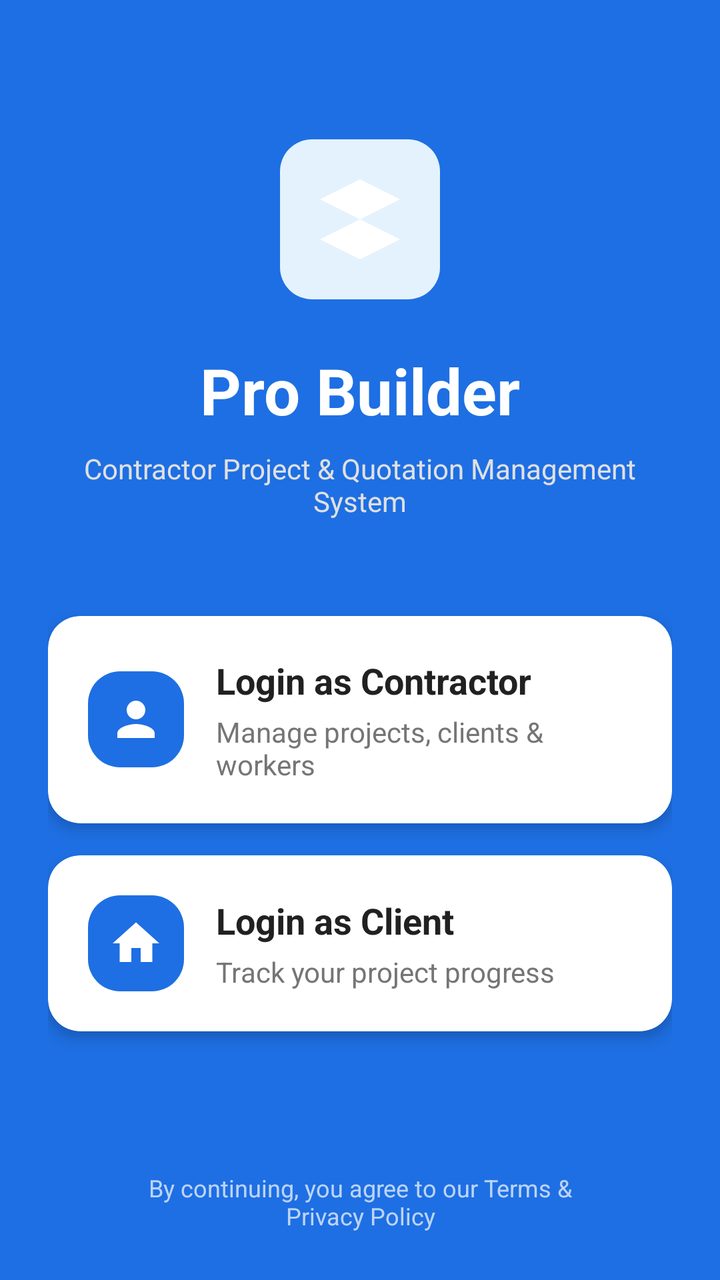
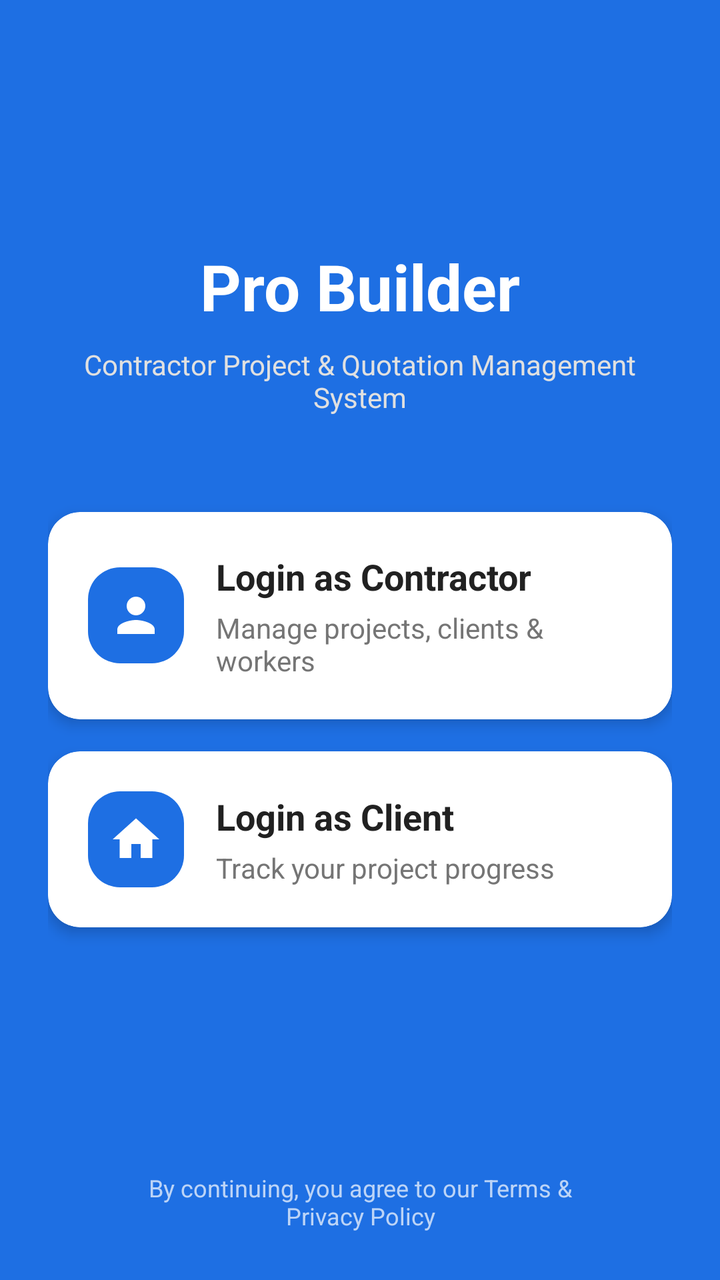

Compare the two renders of this Android layout. The source of the first and the diff that turns it into the second are given below.
<!-- AndroidManifest.xml: application theme Theme.ProBuilder -->
<!-- res/layout/activity_role_selection.xml -->
<?xml version="1.0" encoding="utf-8"?>
<LinearLayout xmlns:android="http://schemas.android.com/apk/res/android"
    xmlns:app="http://schemas.android.com/apk/res-auto"
    android:layout_width="match_parent"
    android:layout_height="match_parent"
    android:background="#1E6FE3"
    android:gravity="center_horizontal"
    android:orientation="vertical"
    android:padding="24dp">

    
    <Space
        android:layout_width="match_parent"
        android:layout_height="0dp"
        android:layout_weight="1" />

    
    <ImageView
        android:layout_width="80dp"
        android:layout_height="80dp"
        android:layout_marginBottom="24dp"
        android:background="@drawable/rounded_square_bg_light_blue"
        android:padding="16dp"
        android:src="@drawable/ic_probuilder_logo"
        app:tint="#FFFFFF" />

    
    <TextView
        android:layout_width="wrap_content"
        android:layout_height="wrap_content"
        android:layout_marginBottom="8dp"
        android:text="Pro Builder"
        android:textColor="@android:color/white"
        android:textSize="32sp"
        android:textStyle="bold" />

    
    <TextView
        android:layout_width="wrap_content"
        android:layout_height="wrap_content"
        android:layout_marginBottom="48dp"
        android:gravity="center"
        android:text="Contractor Project &amp; Quotation Management System"
        android:textColor="#E0E0E0"
        android:textSize="14sp" />

    
    <com.google.android.material.card.MaterialCardView
        android:id="@+id/cardContractor"
        android:layout_width="match_parent"
        android:layout_height="wrap_content"
        android:clickable="true"
        android:focusable="true"
        app:cardBackgroundColor="@android:color/white"
        app:cardCornerRadius="16dp"
        app:cardElevation="4dp">

        <LinearLayout
            android:layout_width="match_parent"
            android:layout_height="wrap_content"
            android:gravity="center_vertical"
            android:orientation="horizontal"
            android:padding="20dp">

            <ImageView
                android:layout_width="48dp"
                android:layout_height="48dp"
                android:background="@drawable/rounded_square_bg_blue"
                android:padding="10dp"
                android:layout_marginEnd="16dp"
                android:src="@drawable/ic_person"
                app:tint="#FFFFFF" />

            <LinearLayout
                android:layout_width="0dp"
                android:layout_height="wrap_content"
                android:layout_weight="1"
                android:orientation="vertical">

                <TextView
                    android:layout_width="wrap_content"
                    android:layout_height="wrap_content"
                    android:text="Login as Contractor"
                    android:textColor="#212121"
                    android:textSize="18sp"
                    android:textStyle="bold" />

                <TextView
                    android:layout_width="wrap_content"
                    android:layout_height="wrap_content"
                    android:layout_marginTop="4dp"
                    android:text="Manage projects, clients &amp; workers"
                    android:textColor="#757575"
                    android:textSize="14sp" />
            </LinearLayout>
        </LinearLayout>
    </com.google.android.material.card.MaterialCardView>

    
    <Space
        android:layout_width="match_parent"
        android:layout_height="16dp" />

    
    <com.google.android.material.card.MaterialCardView
        android:id="@+id/cardClient"
        android:layout_width="match_parent"
        android:layout_height="wrap_content"
        android:clickable="true"
        android:focusable="true"
        app:cardBackgroundColor="@android:color/white"
        app:cardCornerRadius="16dp"
        app:cardElevation="4dp">

        <LinearLayout
            android:layout_width="match_parent"
            android:layout_height="wrap_content"
            android:gravity="center_vertical"
            android:orientation="horizontal"
            android:padding="20dp">

            <ImageView
                android:layout_width="48dp"
                android:layout_height="48dp"
                android:background="@drawable/rounded_square_bg_blue"
                android:padding="10dp"
                android:layout_marginEnd="16dp"
                android:src="@drawable/ic_home"
                app:tint="#FFFFFF" />

            <LinearLayout
                android:layout_width="0dp"
                android:layout_height="wrap_content"
                android:layout_weight="1"
                android:orientation="vertical">

                <TextView
                    android:layout_width="wrap_content"
                    android:layout_height="wrap_content"
                    android:text="Login as Client"
                    android:textColor="#212121"
                    android:textSize="18sp"
                    android:textStyle="bold" />

                <TextView
                    android:layout_width="wrap_content"
                    android:layout_height="wrap_content"
                    android:layout_marginTop="4dp"
                    android:text="Track your project progress"
                    android:textColor="#757575"
                    android:textSize="14sp" />
            </LinearLayout>
        </LinearLayout>
    </com.google.android.material.card.MaterialCardView>

    
    <Space
        android:layout_width="match_parent"
        android:layout_height="0dp"
        android:layout_weight="1" />

    
    <TextView
        android:layout_width="wrap_content"
        android:layout_height="wrap_content"
        android:layout_marginTop="24dp"
        android:gravity="center"
        android:text="By continuing, you agree to our Terms &amp;\nPrivacy Policy"
        android:textColor="#B3FFFFFF"
        android:textSize="12sp" />

</LinearLayout>
<!-- resources referenced by this layout -->
<resources>
  <!-- drawable ic_home (drawable) -->
  <?xml version="1.0" encoding="utf-8"?>
  <vector xmlns:android="http://schemas.android.com/apk/res/android"
      android:width="24dp"
      android:height="24dp"
      android:viewportWidth="24"
      android:viewportHeight="24">
      <path
          android:fillColor="#757575"
          android:pathData="M10,20v-6h4v6h5v-8h3L12,3L2,12h3v8z" />
  </vector>
  <!-- drawable ic_person (drawable) -->
  <?xml version="1.0" encoding="utf-8"?>
  <vector xmlns:android="http://schemas.android.com/apk/res/android"
      android:width="24dp"
      android:height="24dp"
      android:viewportWidth="24"
      android:viewportHeight="24">
      <path
          android:fillColor="#90A4AE"
          android:pathData="M12,12c2.21,0 4,-1.79 4,-4s-1.79,-4 -4,-4 -4,1.79 -4,4 1.79,4 4,4zM12,14c-2.67,0 -8,1.34 -8,4v2h16v-2c0,-2.66 -5.33,-4 -8,-4z" />
  </vector>
  <!-- drawable ic_probuilder_logo (drawable) -->
  <?xml version="1.0" encoding="utf-8"?>
  <vector xmlns:android="http://schemas.android.com/apk/res/android"
      android:width="24dp"
      android:height="24dp"
      android:viewportWidth="24"
      android:viewportHeight="24">
      <path
          android:fillColor="#FFFFFF"
          android:pathData="M12,2L2,7l10,5l10,-5L12,2zM2,17l10,5l10,-5l-10,-5L2,17zM12,14.47l-8,-4l8,4l8,-4l-8,4z" />
  </vector>
  <!-- drawable rounded_square_bg_blue (drawable) -->
  <?xml version="1.0" encoding="utf-8"?>
  <shape xmlns:android="http://schemas.android.com/apk/res/android"
      android:shape="rectangle">
      <solid android:color="#1E6FE3" />
      <corners android:radius="16dp" />
  </shape>
  <!-- drawable rounded_square_bg_light_blue (drawable) -->
  <?xml version="1.0" encoding="utf-8"?>
  <shape xmlns:android="http://schemas.android.com/apk/res/android"
      android:shape="rectangle">
      <solid android:color="#E3F2FD" />
      <corners android:radius="16dp" />
  </shape>
  <style name="Theme.ProBuilder" parent="Theme.MaterialComponents.Light.NoActionBar">
          
          <item name="colorPrimary">@color/colorPrimary</item>
          <item name="colorPrimaryVariant">@color/colorPrimaryDark</item>
          <item name="colorOnPrimary">@color/white</item>
          
          <item name="colorSecondary">@color/colorAccent</item>
          <item name="colorSecondaryVariant">@color/colorAccent</item>
          <item name="colorOnSecondary">@color/white</item>
          
          <item name="android:statusBarColor">?attr/colorPrimaryVariant</item>
      </style>
  <color name="colorPrimary">#6200EE</color>
  <color name="colorPrimaryDark">#3700B3</color>
  <color name="white">#FFFFFF</color>
  <color name="colorAccent">#03DAC5</color>
</resources>

<!-- the commit's change to res/layout/activity_role_selection.xml (unified diff, before → after) -->
@@ -15,21 +15,13 @@
         android:layout_weight="1" />
 
     
-    <ImageView
-        android:layout_width="80dp"
-        android:layout_height="80dp"
-        android:layout_marginBottom="24dp"
-        android:background="@drawable/rounded_square_bg_light_blue"
-        android:padding="16dp"
-        android:src="@drawable/ic_probuilder_logo"
-        app:tint="#FFFFFF" />
 
     
     <TextView
         android:layout_width="wrap_content"
         android:layout_height="wrap_content"
         android:layout_marginBottom="8dp"
-        android:text="Pro Builder"
+        android:text="@string/app_name_display"
         android:textColor="@android:color/white"
         android:textSize="32sp"
         android:textStyle="bold" />
@@ -40,7 +32,7 @@
         android:layout_height="wrap_content"
         android:layout_marginBottom="48dp"
         android:gravity="center"
-        android:text="Contractor Project &amp; Quotation Management System"
+        android:text="@string/app_tagline"
         android:textColor="#E0E0E0"
         android:textSize="14sp" />
 
@@ -69,6 +61,7 @@
                 android:padding="10dp"
                 android:layout_marginEnd="16dp"
                 android:src="@drawable/ic_person"
+                android:contentDescription="@string/desc_icon_contractor"
                 app:tint="#FFFFFF" />
 
             <LinearLayout
@@ -80,7 +73,7 @@
                 <TextView
                     android:layout_width="wrap_content"
                     android:layout_height="wrap_content"
-                    android:text="Login as Contractor"
+                    android:text="@string/login_contractor"
                     android:textColor="#212121"
                     android:textSize="18sp"
                     android:textStyle="bold" />
@@ -89,7 +82,7 @@
                     android:layout_width="wrap_content"
                     android:layout_height="wrap_content"
                     android:layout_marginTop="4dp"
-                    android:text="Manage projects, clients &amp; workers"
+                    android:text="@string/desc_contractor"
                     android:textColor="#757575"
                     android:textSize="14sp" />
             </LinearLayout>
@@ -126,6 +119,7 @@
                 android:padding="10dp"
                 android:layout_marginEnd="16dp"
                 android:src="@drawable/ic_home"
+                android:contentDescription="@string/desc_icon_client"
                 app:tint="#FFFFFF" />
 
             <LinearLayout
@@ -137,7 +131,7 @@
                 <TextView
                     android:layout_width="wrap_content"
                     android:layout_height="wrap_content"
-                    android:text="Login as Client"
+                    android:text="@string/login_client"
                     android:textColor="#212121"
                     android:textSize="18sp"
                     android:textStyle="bold" />
@@ -146,7 +140,7 @@
                     android:layout_width="wrap_content"
                     android:layout_height="wrap_content"
                     android:layout_marginTop="4dp"
-                    android:text="Track your project progress"
+                    android:text="@string/desc_client"
                     android:textColor="#757575"
                     android:textSize="14sp" />
             </LinearLayout>
@@ -165,7 +159,7 @@
         android:layout_height="wrap_content"
         android:layout_marginTop="24dp"
         android:gravity="center"
-        android:text="By continuing, you agree to our Terms &amp;\nPrivacy Policy"
+        android:text="@string/terms_privacy"
         android:textColor="#B3FFFFFF"
         android:textSize="12sp" />
 
<!-- resource entries referenced after the edit -->
@@ -12,26 +12,14 @@
           android:pathData="M10,20v-6h4v6h5v-8h3L12,3L2,12h3v8z" />
   </vector>
   <!-- drawable ic_person (drawable) -->
-  <?xml version="1.0" encoding="utf-8"?>
   <vector xmlns:android="http://schemas.android.com/apk/res/android"
       android:width="24dp"
       android:height="24dp"
       android:viewportWidth="24"
       android:viewportHeight="24">
       <path
-          android:fillColor="#90A4AE"
-          android:pathData="M12,12c2.21,0 4,-1.79 4,-4s-1.79,-4 -4,-4 -4,1.79 -4,4 1.79,4 4,4zM12,14c-2.67,0 -8,1.34 -8,4v2h16v-2c0,-2.66 -5.33,-4 -8,-4z" />
-  </vector>
-  <!-- drawable ic_probuilder_logo (drawable) -->
-  <?xml version="1.0" encoding="utf-8"?>
-  <vector xmlns:android="http://schemas.android.com/apk/res/android"
-      android:width="24dp"
-      android:height="24dp"
-      android:viewportWidth="24"
-      android:viewportHeight="24">
-      <path
-          android:fillColor="#FFFFFF"
-          android:pathData="M12,2L2,7l10,5l10,-5L12,2zM2,17l10,5l10,-5l-10,-5L2,17zM12,14.47l-8,-4l8,4l8,-4l-8,4z" />
+          android:fillColor="#FF000000"
+          android:pathData="M12,12c2.21,0 4,-1.79 4,-4s-1.79,-4 -4,-4 -4,1.79 -4,4 1.79,4 4,4zM12,14c-2.67,0 -8,1.34 -8,4v2h16v-2c0,-2.66 -5.33,-4 -8,-4z"/>
   </vector>
   <!-- drawable rounded_square_bg_blue (drawable) -->
   <?xml version="1.0" encoding="utf-8"?>
@@ -40,13 +28,15 @@
       <solid android:color="#1E6FE3" />
       <corners android:radius="16dp" />
   </shape>
-  <!-- drawable rounded_square_bg_light_blue (drawable) -->
-  <?xml version="1.0" encoding="utf-8"?>
-  <shape xmlns:android="http://schemas.android.com/apk/res/android"
-      android:shape="rectangle">
-      <solid android:color="#E3F2FD" />
-      <corners android:radius="16dp" />
-  </shape>
+  <string name="app_name_display">Pro Builder</string>
+  <string name="app_tagline">Contractor Project &amp; Quotation Management System</string>
+  <string name="desc_client">Track your project progress</string>
+  <string name="desc_contractor">Manage projects, clients &amp; workers</string>
+  <string name="desc_icon_client">Client Icon</string>
+  <string name="desc_icon_contractor">Contractor Icon</string>
+  <string name="login_client">Login as Client</string>
+  <string name="login_contractor">Login as Contractor</string>
+  <string name="terms_privacy">By continuing, you agree to our Terms &amp;\nPrivacy Policy</string>
   <style name="Theme.ProBuilder" parent="Theme.MaterialComponents.Light.NoActionBar">
           
           <item name="colorPrimary">@color/colorPrimary</item>
@@ -58,10 +48,17 @@
           <item name="colorOnSecondary">@color/white</item>
           
           <item name="android:statusBarColor">?attr/colorPrimaryVariant</item>
+          <item name="android:windowAnimationStyle">@style/WindowAnimationTransition</item>
       </style>
   <color name="colorPrimary">#6200EE</color>
   <color name="colorPrimaryDark">#3700B3</color>
   <color name="white">#FFFFFF</color>
   <color name="colorAccent">#03DAC5</color>
+  <style name="WindowAnimationTransition">
+          <item name="android:activityOpenEnterAnimation">@anim/slide_in_right</item>
+          <item name="android:activityOpenExitAnimation">@anim/slide_out_left</item>
+          <item name="android:activityCloseEnterAnimation">@anim/slide_in_left</item>
+          <item name="android:activityCloseExitAnimation">@anim/slide_out_right</item>
+      </style>
 </resources>
 
